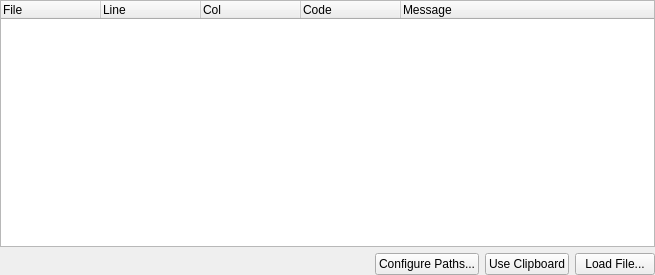
The window that src/codeinfowidget.ui (hgrecco/KateCodeinfo) describes before a commit, drawn with Qt 5.
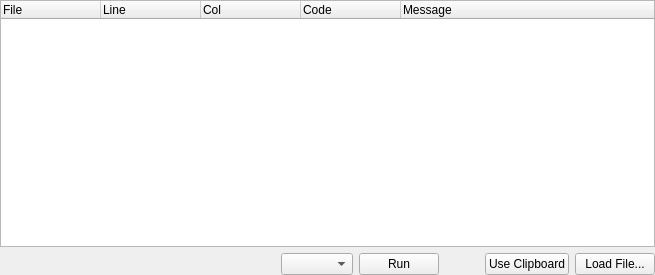
The same window after the commit.

Commit message:
Actions persistency implemented with (very) simple configuration panel.
- Removed file indexer (not necessary for this plugin)
- Removed database (persistency implemented through KConfig)

Patch:
```diff
--- a/src/codeinfowidget.ui
+++ b/src/codeinfowidget.ui
@@ -81,12 +81,35 @@
       </spacer>
      </item>
      <item>
-      <widget class="QPushButton" name="btnConfigure">
+      <widget class="QComboBox" name="cmbActions">
+       <property name="editable">
+        <bool>false</bool>
+       </property>
+      </widget>
+     </item>
+     <item>
+      <widget class="QPushButton" name="btnRun">
        <property name="text">
-        <string>Configure Paths...</string>
+        <string>Run</string>
        </property>
       </widget>
      </item>
+     <item>
+      <spacer name="horizontalSpacer">
+       <property name="orientation">
+        <enum>Qt::Horizontal</enum>
+       </property>
+       <property name="sizeType">
+        <enum>QSizePolicy::Fixed</enum>
+       </property>
+       <property name="sizeHint" stdset="0">
+        <size>
+         <width>40</width>
+         <height>20</height>
+        </size>
+       </property>
+      </spacer>
+     </item>
      <item>
       <widget class="QPushButton" name="btnClipboard">
        <property name="text">
```
Left out of the diff: 2 changed lines with no effect on the pictures. The commit also changes 8 other files.
